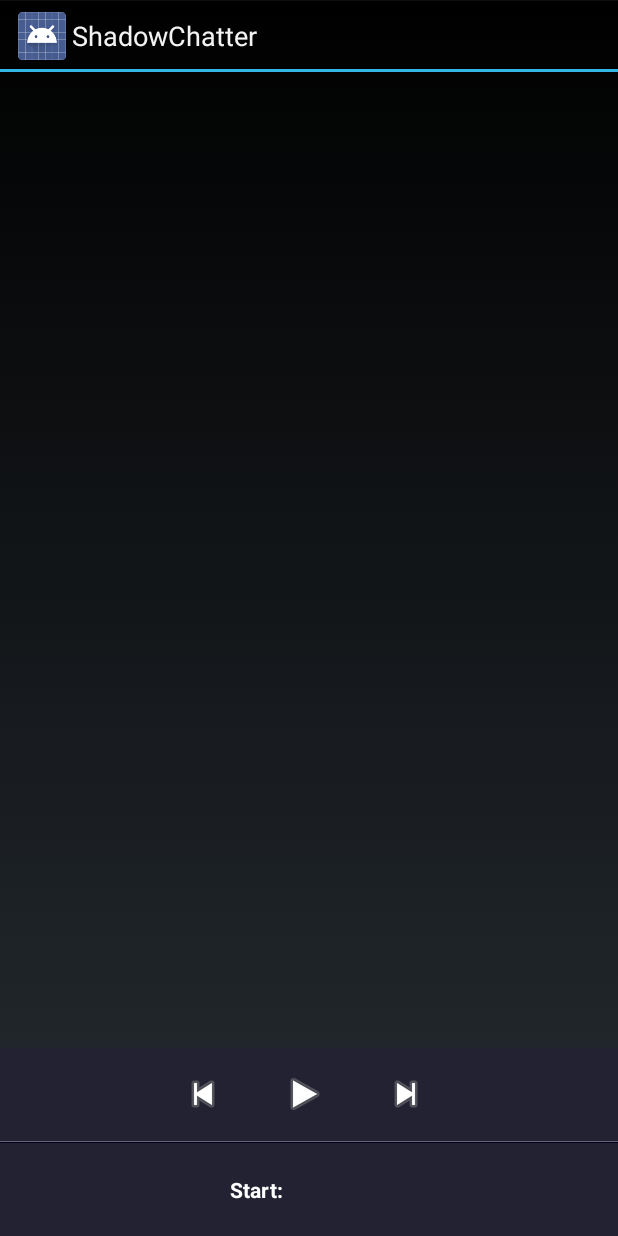
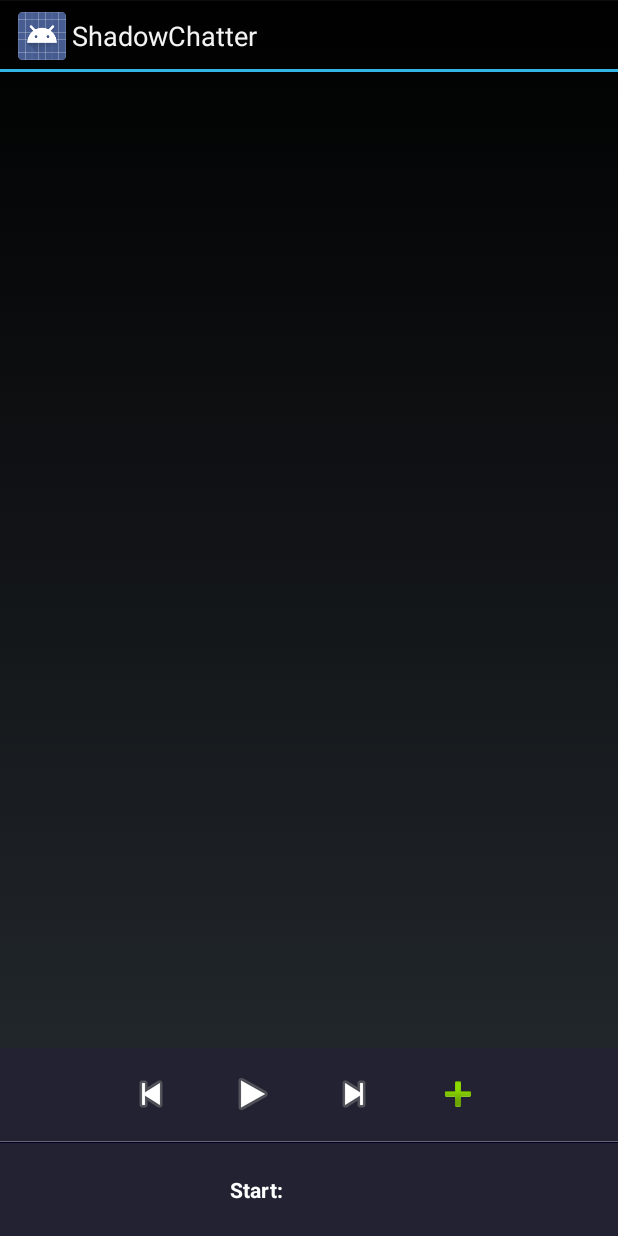
Before and after one commit to buffmail/ShadowChatter, an Android app: the screen it shows after launch (MainActivity), on a phone screen of 412 x 824 dp. Run offline under Robolectric (Android 15) with nearby library versions, the phone set to English and light mode, and no system bars.

```diff
--- a/app/src/main/java/buffmail/shadowchatter/MainActivity.java
+++ b/app/src/main/java/buffmail/shadowchatter/MainActivity.java
@@ -57,6 +57,7 @@ public class MainActivity extends Activity
     private ImageButton mPlayButton;
     private ImageButton mRewindButton;
     private ImageButton mFfwdButton;
+    private ImageButton mMergeButton;
 
     private TextView mPositionText;
 
@@ -273,6 +274,8 @@ public class MainActivity extends Activity
         mRewindButton.setOnClickListener(mRewindListener);
         mFfwdButton = (ImageButton)findViewById(R.id.ffwd);
         mFfwdButton.setOnClickListener(mFfwdListener);
+        mMergeButton = (ImageButton)findViewById(R.id.merge);
+        mMergeButton.setOnClickListener(mMergeListener);
         mPositionText = (TextView)findViewById(R.id.position_text);
         mWaveformView = (WaveformView)findViewById(R.id.waveform);
         mWaveformView.setListener(this);
@@ -513,6 +516,26 @@ public class MainActivity extends Activity
         }
     };
 
+    private OnClickListener mMergeListener = new OnClickListener() {
+        @Override
+        public void onClick(View v) {
+            if (mPlayChunks == null)
+                return;
+            if (mPlayChunkIdx <= 0 || mPlayChunks.length == 1)
+                return;
+            handlePause();
+
+            mPlayChunks = SoundUtil.MergePlayChunks(mPlayChunks, mPlayChunkIdx);
+            mWaveformView.updatePlayChunks(mPlayChunks);
+            --mPlayChunkIdx;
+            SharedPreferences.Editor edit = getPreferences(Context.MODE_PRIVATE).edit();
+            edit.putInt(PLAYCHUNK_IDX_KEY, mPlayChunkIdx);
+            edit.commit();
+            resetPositions();
+            onPlay(mStartPos);
+        }
+    };
+
     private OnClickListener mRewindListener = new OnClickListener() {
         public void onClick(View sender) {
             if (mIsPlaying) {
--- a/app/src/main/res/layout/activity_main.xml
+++ b/app/src/main/res/layout/activity_main.xml
@@ -54,6 +54,16 @@
             android:contentDescription="@string/ffwd"
             android:src="@android:drawable/ic_media_next" />
 
+        <ImageButton
+            android:id="@+id/merge"
+            style="@android:style/MediaButton"
+            android:layout_width="64dip"
+            android:layout_height="52dip"
+            android:layout_marginBottom="6dip"
+            android:layout_marginRight="5dip"
+            android:layout_marginTop="6dip"
+            android:contentDescription="@string/merge"
+            android:src="@android:drawable/ic_input_add" />
     </LinearLayout>
 
     <LinearLayout style="@style/HorizontalDividerTop" />
--- a/app/src/main/res/values/strings.xml
+++ b/app/src/main/res/values/strings.xml
@@ -11,4 +11,5 @@
     <string name="zoom_in">Zoom In</string>
     <string name="zoom_out">Zoom Out</string>
     <string name="save_button">Save</string>
+    <string name="merge">MergeWithPrevChunk</string>
 </resources>
```
Also changed, not shown: app/src/main/java/buffmail/shadowchatter/SoundUtil.java (+19 -0 lines).
